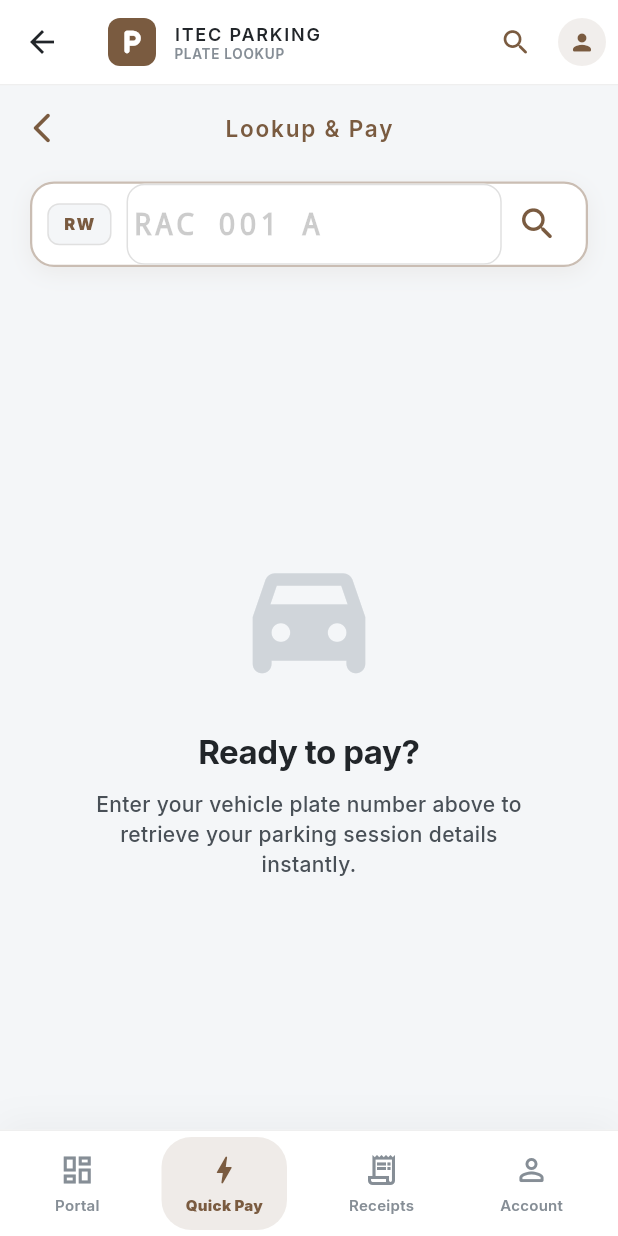
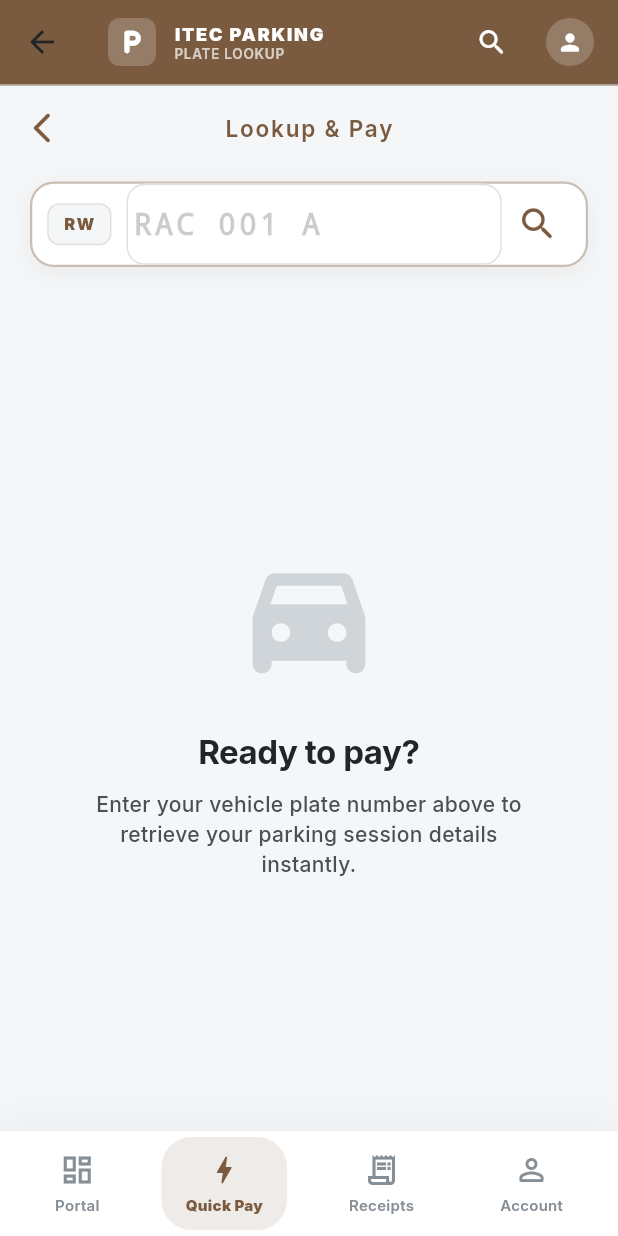
Before and after one commit to dieumerci-niyonkuru/parkease-parking-app, a Flutter app: the MainLayout screen opened by its route, item 2 of the bottom bar chosen, on a phone screen of 412 x 824 dp. Run offline on Flutter 3.47's test engine with Material 3 defaults, Android fonts, the phone set to English and light mode, and no system bars; our stand-ins replace country_code_picker, flutter_animate, flutter_local_notifications, flutter_secure_storage, flutter_staggered_animations, google_fonts and 4 more; accounts and stored records are empty; network calls fail; statements that could not run were skipped.

Commit message:
ui: lock brand color to top header and simplify vehicle lookup labels

```diff
--- a/lib/screens/main_layout.dart
+++ b/lib/screens/main_layout.dart
@@ -53,17 +53,18 @@ class _MainLayoutState extends State<MainLayout> {
     return Scaffold(
       backgroundColor: AppTheme.bgDeep,
       appBar: AppBar(
-        backgroundColor: AppTheme.bgCard,
+        backgroundColor: AppTheme.primary, // Fixed Brand Color on top
         surfaceTintColor: Colors.transparent,
-        elevation: 0,
+        elevation: 4,
         centerTitle: false,
         title: _isSearching
           ? TextField(
               controller: _searchCtrl,
               autofocus: true,
-              style: AppTheme.body,
+              style: const TextStyle(color: Colors.white, fontSize: 14),
               decoration: const InputDecoration(
                 hintText: 'Quick search...',
+                hintStyle: TextStyle(color: Colors.white70),
                 border: InputBorder.none,
                 filled: false,
                 contentPadding: EdgeInsets.zero,
@@ -77,7 +78,7 @@ class _MainLayoutState extends State<MainLayout> {
                 Container(
                   width: 32, height: 32,
                   decoration: BoxDecoration(
-                    color: AppTheme.primary,
+                    color: Colors.white.withOpacity(0.2),
                     borderRadius: BorderRadius.circular(8),
                   ),
                   child: const Icon(Icons.local_parking_rounded, color: Colors.white, size: 20),
@@ -86,8 +87,8 @@ class _MainLayoutState extends State<MainLayout> {
                 Column(
                   crossAxisAlignment: CrossAxisAlignment.start,
                   children: [
-                    Text('ITEC PARKING', style: AppTheme.heading4.copyWith(fontSize: 12, letterSpacing: 1.2)),
-                    Text(_pageTitle, style: AppTheme.label.copyWith(fontSize: 9, letterSpacing: 0.5)),
+                    const Text('ITEC PARKING', style: TextStyle(color: Colors.white, fontSize: 12, letterSpacing: 1.2, fontWeight: FontWeight.w900)),
+                    Text(_pageTitle, style: const TextStyle(color: Colors.white70, fontSize: 9, letterSpacing: 0.5)),
                   ],
                 ),
               ],
@@ -95,7 +96,7 @@ class _MainLayoutState extends State<MainLayout> {
         actions: [
           IconButton(
             onPressed: () => setState(() => _isSearching = !_isSearching),
-            icon: Icon(_isSearching ? Icons.close_rounded : Icons.search_rounded, size: 22, color: AppTheme.primary),
+            icon: Icon(_isSearching ? Icons.close_rounded : Icons.search_rounded, size: 22, color: Colors.white),
           ),
           if (!_isSearching)
             Padding(
@@ -103,24 +104,16 @@ class _MainLayoutState extends State<MainLayout> {
               child: PopupMenuButton<int>(
                 offset: const Offset(0, 48),
                 shape: RoundedRectangleBorder(borderRadius: BorderRadius.circular(16)),
-                onSelected: (val) async {
-                  if (val == 0) {
-                    setState(() => _currentIndex = 3); // Go to profile
-                  } else if (val == 1) {
-                    await AuthService.logout();
-                    if (mounted) Navigator.of(context).pushReplacementNamed('/login');
-                  }
-                },
-                child: Hero(
+                icon: Hero(
                   tag: 'main-avatar',
                   child: CircleAvatar(
                     radius: 16,
-                    backgroundColor: AppTheme.primary.withOpacity(0.1),
+                    backgroundColor: Colors.white.withOpacity(0.2),
                     backgroundImage: profile.profilePic.isNotEmpty
                         ? FileImage(File(profile.profilePic))
                         : null,
                     child: profile.profilePic.isEmpty
-                        ? const Icon(Icons.person_rounded, color: AppTheme.primary, size: 18)
+                        ? const Icon(Icons.person_rounded, color: Colors.white, size: 18)
                         : null,
                   ),
                 ),
```
Also changed, not shown: lib/screens/plate_lookup_screen.dart (+4 -4 lines).
